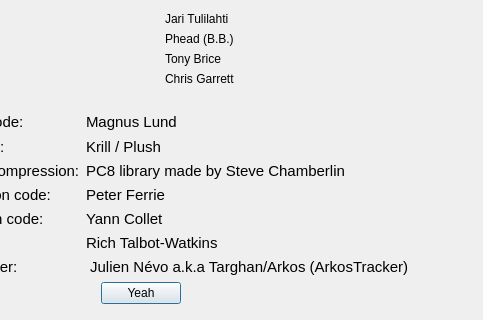
First picture: the form in source/dialogabout.ui, repository leuat/TRSE, before the edit; both pictures show x 217 to 700 and y 452 to 772 of the 700 by 772 pixel window.
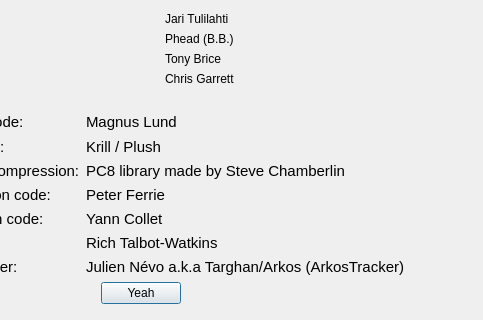
Second picture: the form after the edit. Icons and pictures are not drawn.

The edit to the form file:
```diff
--- a/source/dialogabout.ui
+++ b/source/dialogabout.ui
@@ -638,7 +638,7 @@
           </font>
          </property>
          <property name="text">
-          <string> Julien Névo a.k.a Targhan/Arkos (ArkosTracker)</string>
+          <string>Julien Névo a.k.a Targhan/Arkos (ArkosTracker)</string>
          </property>
          <property name="alignment">
           <set>Qt::AlignLeading|Qt::AlignLeft|Qt::AlignVCenter</set>
```
